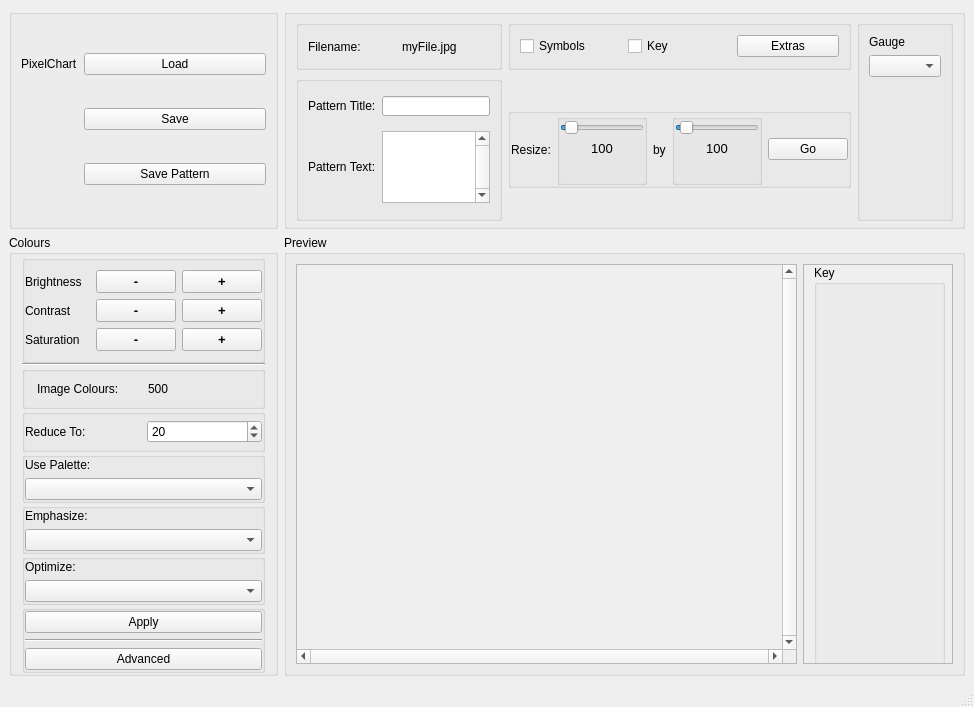
The window that GUI/Main.ui (hratcliffe/PixelChart) describes before a commit, drawn with Qt 5.
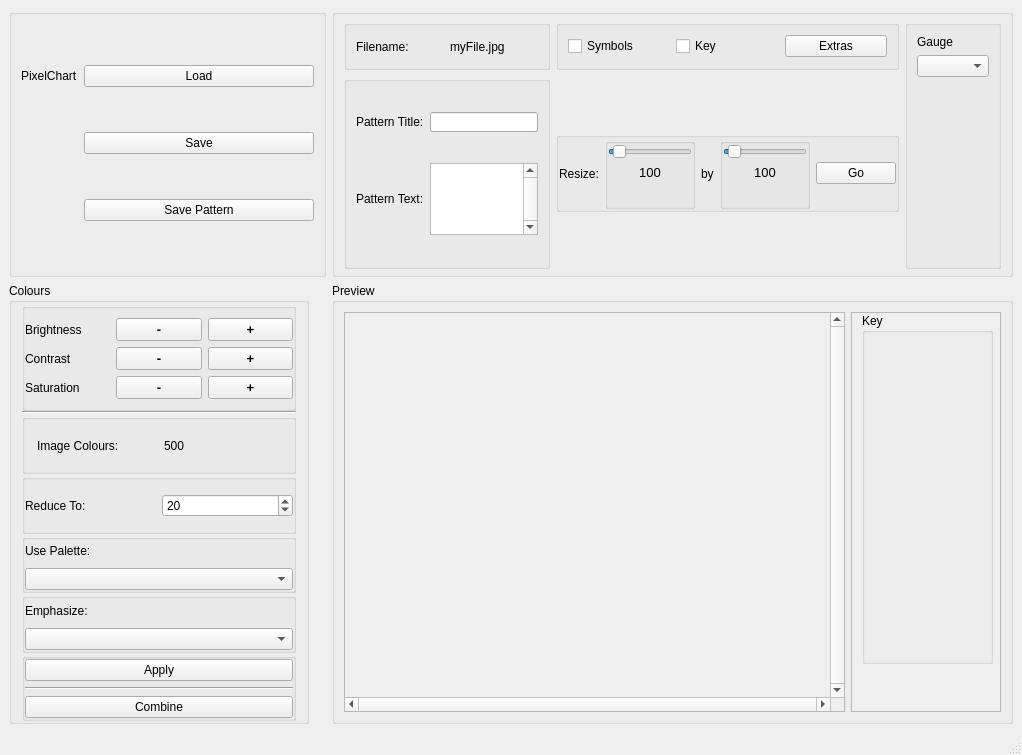
The same window after the commit.

Commit message:
Remove 'Optimize', rename combine
'Advanced' features are a pipedream. Drop them for now

Patch:
```diff
--- a/GUI/Main.ui
+++ b/GUI/Main.ui
@@ -6,8 +6,8 @@
    <rect>
     <x>0</x>
     <y>0</y>
-    <width>974</width>
-    <height>707</height>
+    <width>1022</width>
+    <height>755</height>
    </rect>
   </property>
   <property name="windowTitle">
@@ -152,8 +152,8 @@
            <rect>
             <x>8</x>
             <y>8</y>
-            <width>526</width>
-            <height>373</height>
+            <width>562</width>
+            <height>382</height>
            </rect>
           </property>
           <layout class="QVBoxLayout" name="verticalLayout_8">
@@ -216,7 +216,7 @@
              <x>10</x>
              <y>0</y>
              <width>131</width>
-             <height>401</height>
+             <height>351</height>
             </rect>
            </property>
            <property name="title">
@@ -791,7 +791,6 @@
             <property name="font">
              <font>
               <pointsize>10</pointsize>
-              <weight>75</weight>
               <bold>true</bold>
              </font>
             </property>
@@ -811,7 +810,6 @@
             <property name="font">
              <font>
               <pointsize>10</pointsize>
-              <weight>75</weight>
               <bold>true</bold>
              </font>
             </property>
@@ -831,7 +829,6 @@
             <property name="font">
              <font>
               <pointsize>10</pointsize>
-              <weight>75</weight>
               <bold>true</bold>
               <kerning>false</kerning>
              </font>
@@ -855,7 +852,6 @@
             <property name="font">
              <font>
               <pointsize>10</pointsize>
-              <weight>75</weight>
               <bold>true</bold>
              </font>
             </property>
@@ -875,7 +871,6 @@
             <property name="font">
              <font>
               <pointsize>10</pointsize>
-              <weight>75</weight>
               <bold>true</bold>
              </font>
             </property>
@@ -895,7 +890,6 @@
             <property name="font">
              <font>
               <pointsize>10</pointsize>
-              <weight>75</weight>
               <bold>true</bold>
              </font>
             </property>
@@ -1094,40 +1088,6 @@
          </layout>
         </widget>
        </item>
-       <item>
-        <widget class="QGroupBox" name="groupBox_6">
-         <property name="title">
-          <string/>
-         </property>
-         <property name="flat">
-          <bool>true</bool>
-         </property>
-         <layout class="QVBoxLayout" name="verticalLayout_2">
-          <property name="leftMargin">
-           <number>0</number>
-          </property>
-          <property name="topMargin">
-           <number>0</number>
-          </property>
-          <property name="rightMargin">
-           <number>0</number>
-          </property>
-          <property name="bottomMargin">
-           <number>0</number>
-          </property>
-          <item>
-           <widget class="QLabel" name="label_11">
-            <property name="text">
-             <string>Optimize:</string>
-            </property>
-           </widget>
-          </item>
-          <item>
-           <widget class="QComboBox" name="optimize_select"/>
-          </item>
-         </layout>
-        </widget>
-       </item>
        <item>
         <widget class="QGroupBox" name="groupBox_7">
          <property name="title">
@@ -1166,7 +1126,7 @@
           <item>
            <widget class="QPushButton" name="colour_advanced_button">
             <property name="text">
-             <string>Advanced</string>
+             <string>Combine</string>
             </property>
            </widget>
           </item>
```
Left out of the diff: 36 changed lines with no effect on the pictures. The commit also changes 1 other file.
